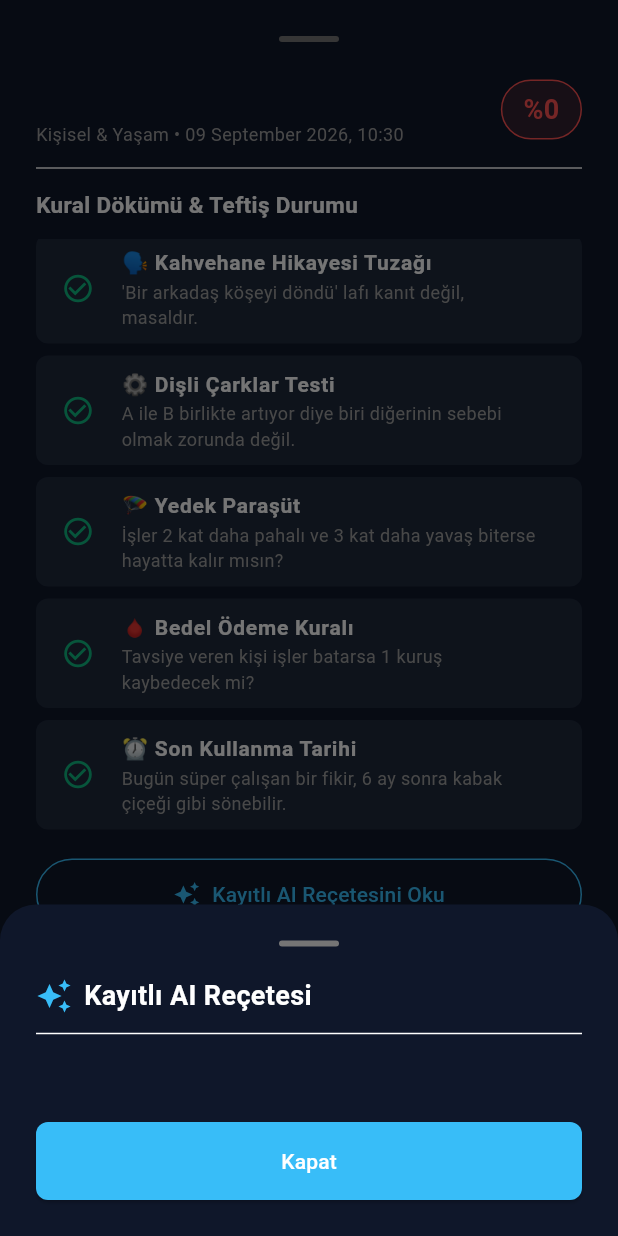
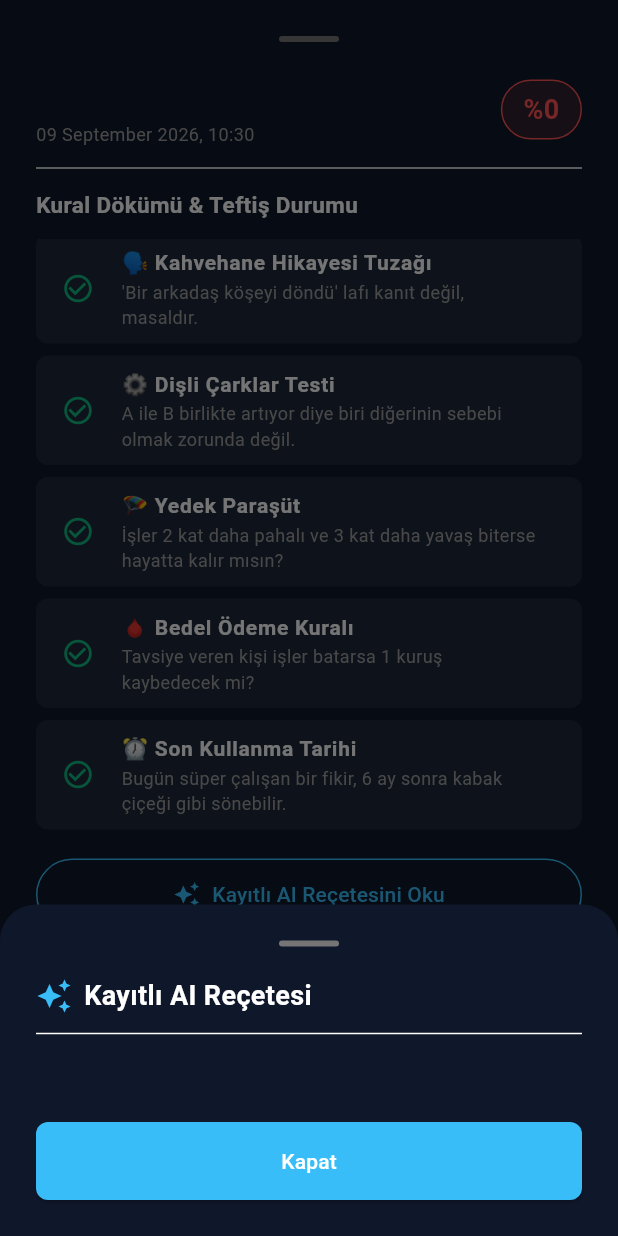
Before and after one commit to human-analytics-engine/hae-decision-framework, a Flutter app: the DecisionDetailSheet widget shown alone on an empty page, opened directly with empty values, scrolled down 408 dp, after a tap on "Kayıtlı AI Reçetesini Oku", on a phone screen of 412 x 824 dp. Run offline on Flutter 3.47's test engine with Material 3 defaults, Android fonts, the phone set to English and light mode, and no system bars; our stand-ins replace shared_preferences; missing offline and left inert: dart:js; accounts and stored records are empty.

Commit message:
fix: Resolve all LSP warnings, fix widget tests, and upgrade to withValues

```diff
--- a/lib/screens/decision_detail_sheet.dart
+++ b/lib/screens/decision_detail_sheet.dart
@@ -16,10 +16,13 @@ class DecisionDetailSheet extends StatelessWidget {
     showModalBottomSheet(
       context: context,
       isScrollControlled: true,
-      backgroundColor: Theme.of(context).scaffoldBackgroundColor,
-      shape: const RoundedRectangleBorder(borderRadius: BorderRadius.vertical(top: Radius.circular(24))),
-      builder: (ctx) => Padding(
+      backgroundColor: Colors.transparent,
+      builder: (ctx) => Container(
         padding: const EdgeInsets.all(24.0),
+        decoration: BoxDecoration(
+          color: Theme.of(ctx).scaffoldBackgroundColor,
+          borderRadius: const BorderRadius.vertical(top: Radius.circular(24)),
+        ),
         child: SingleChildScrollView(
           child: Column(
             crossAxisAlignment: CrossAxisAlignment.start,
@@ -90,14 +93,14 @@ class DecisionDetailSheet extends StatelessWidget {
                   children: [
                     Text(record.title, style: const TextStyle(fontSize: 20, fontWeight: FontWeight.bold)),
                     const SizedBox(height: 4),
-                    Text("${record.category.label} • ${DateFormat('dd MMMM yyyy, HH:mm').format(record.date)}", style: const TextStyle(color: Colors.grey, fontSize: 12)),
+                    Text(DateFormat('dd MMMM yyyy, HH:mm').format(record.date), style: const TextStyle(color: Colors.grey, fontSize: 12)),
                   ],
                 ),
               ),
               Container(
                 padding: const EdgeInsets.symmetric(horizontal: 14, vertical: 6),
                 decoration: BoxDecoration(
-                  color: scoreColor.withOpacity(0.15),
+                  color: scoreColor.withValues(alpha: 0.15),
                   borderRadius: BorderRadius.circular(20),
                   border: Border.all(color: scoreColor),
                 ),
@@ -120,7 +123,7 @@ class DecisionDetailSheet extends StatelessWidget {
                   decoration: BoxDecoration(
                     color: Theme.of(context).colorScheme.surface,
                     borderRadius: BorderRadius.circular(8),
-                    border: Border.all(color: isFailed ? Colors.redAccent.withOpacity(0.3) : Colors.transparent),
+                    border: Border.all(color: isFailed ? Colors.redAccent.withValues(alpha: 0.3) : Colors.transparent),
                   ),
                   child: ListTile(
                     leading: Icon(
@@ -168,7 +171,6 @@ class DecisionDetailSheet extends StatelessWidget {
                   title: record.title,
                   score: record.score,
                   failedIds: record.failedRuleIds,
-                  category: record.category,
                 );
                 Clipboard.setData(ClipboardData(text: md));
                 Navigator.pop(context);
```
Also changed, not shown: lib/screens/home_screen.dart (+9 -6 lines), lib/screens/result_screen.dart (+8 -6 lines), lib/screens/wizard_screen.dart (+5 -5 lines), 1 other file.
